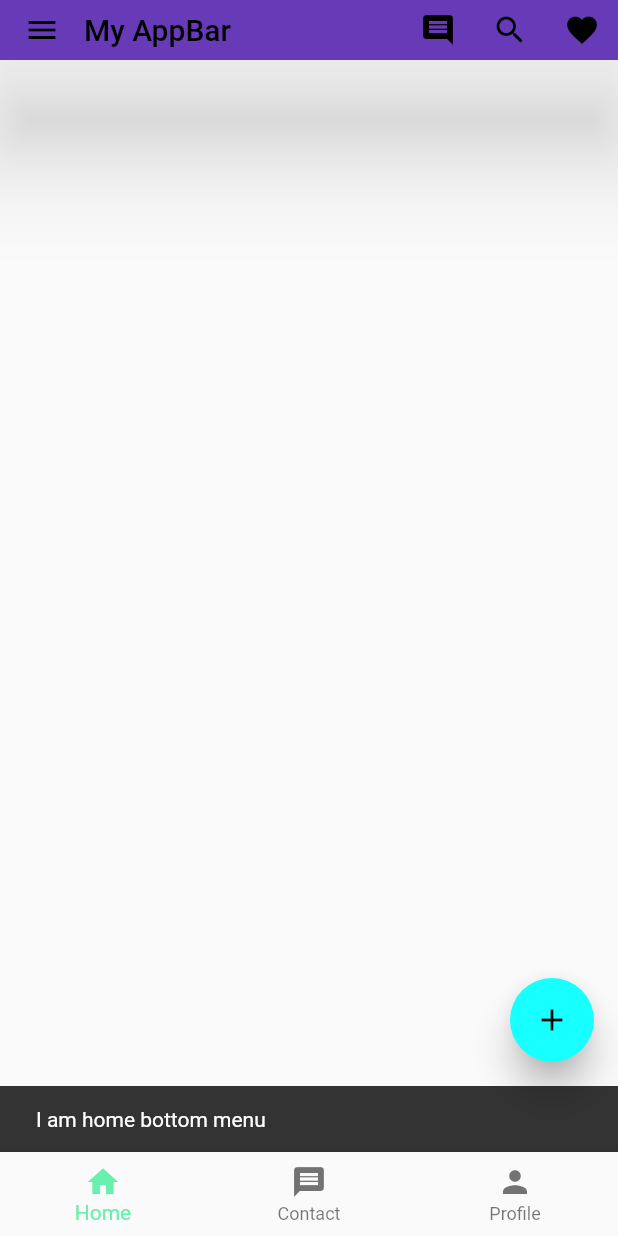
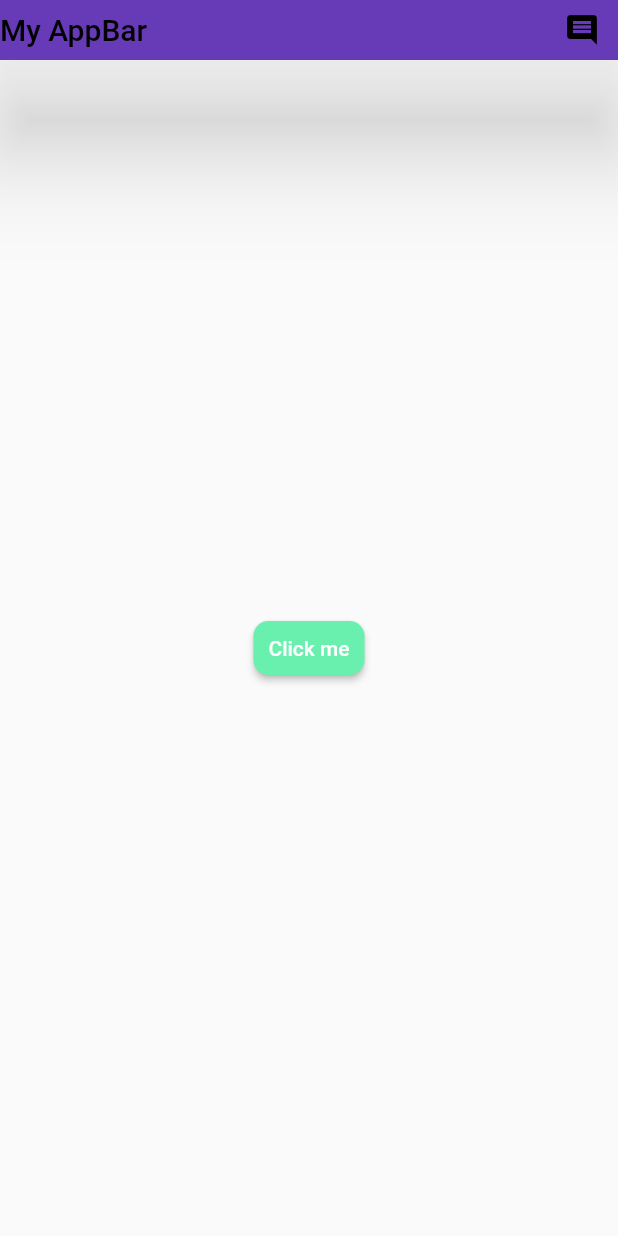
Before and after one commit to khalid063/ostad_code_practice_01, a Flutter app: the screen it shows after launch, after a tap on the "comment" icon, on a phone screen of 412 x 824 dp. Run offline on Flutter 3.47's test engine with Material 2 defaults, Android fonts, the phone set to English and light mode, and no system bars.

Commit message:
27 class done

```diff
--- a/lib/main.dart
+++ b/lib/main.dart
@@ -4,7 +4,7 @@ void main() {
   runApp(const MyApp());
 }
 
-class MyApp extends StatelessWidget{
+class MyApp extends StatelessWidget {
   const MyApp({super.key});
 
   @override
@@ -12,9 +12,15 @@ class MyApp extends StatelessWidget{
     return MaterialApp(
       debugShowCheckedModeBanner: false,
       title: 'Ostad Widget Practice',
-      theme: ThemeData(primarySwatch: Colors.amber),   /// Normal theme color
-      darkTheme: ThemeData(primarySwatch: Colors.yellow),   /// Dart theme color
-      color: Colors.lightGreen,                             /// App primary color
+      theme: ThemeData(primarySwatch: Colors.amber),
+
+      /// Normal theme color
+      darkTheme: ThemeData(primarySwatch: Colors.yellow),
+
+      /// Dart theme color
+      color: Colors.lightGreen,
+
+      /// App primary color
       debugShowMaterialGrid: false,
       home: HomeActivity(),
     );
@@ -30,10 +36,34 @@ class HomeActivity extends StatefulWidget {
 
 class _HomeActivityState extends State<HomeActivity> {
 
-
-  _mySnackBar(message, context){
+  /// Snack bar massage
+  _mySnackBar(message, context) {
     return ScaffoldMessenger.of(context).showSnackBar(
         SnackBar(content: Text(message))
+    );
+  }
+
+  /// Alert Diolog massage
+  _myAlertDiolog(context) {
+    return showDialog(
+        context: context,
+        builder: (BuildContext context){
+          return Expanded(
+              child: AlertDialog(
+                title: Text("Alart !"),
+                content: Text("Do you want to delete"),
+                actions: [
+                  TextButton(onPressed: (){
+                    _mySnackBar("Delete Succes", context);
+                    Navigator.of(context).pop();
+                  }, child: Text("Yes")),
+                  TextButton(onPressed: (){
+                    Navigator.of(context).pop();
+                  }, child: Text("No"))
+                ],
+              )
+          );
+        }
     );
   }
 
@@ -41,155 +71,40 @@ class _HomeActivityState extends State<HomeActivity> {
   /// Scaffold Start
   @override
   Widget build(BuildContext context) {
+
+    /// Button style start
+    final ButtonStyle elevButtonStyle = ElevatedButton.styleFrom(
+        padding: EdgeInsets.all(10),
+        backgroundColor: Colors.greenAccent,
+        foregroundColor: Colors.white,
+        shape: RoundedRectangleBorder(
+            borderRadius: BorderRadius.all(Radius.circular(10))
+        )
+    );
+
     return Scaffold(
       appBar: AppBar(
         title: Text('My AppBar'),
         titleSpacing: 0,
-        toolbarHeight: 40,      /// Default height 60
+        toolbarHeight: 40,
+
+        /// Default height 60
         toolbarOpacity: 0.9,
         elevation: 30,
         backgroundColor: Colors.deepPurple,
         actions: [
-          IconButton(onPressed: (){
-            _mySnackBar("Massanger is Clicked", context);
+          IconButton(onPressed: () {
+            print("button 1 is clicked");
           }, icon: Icon(Icons.comment)),
-          IconButton(onPressed: (){
-            _mySnackBar("search is Clicked", context);
-          }, icon: Icon(Icons.search)),
-          IconButton(onPressed: (){
-            _mySnackBar("favorite is Clicked", context);
-          }, icon: Icon(Icons.favorite)),
         ],
       ),
-      floatingActionButton: FloatingActionButton(
-        elevation: 10,
-        backgroundColor: Colors.cyanAccent,
-        child: Icon(Icons.add),
-        onPressed: (){
-          _mySnackBar('I am Floating Actio Button', context);
-        },
-      ),
-      bottomNavigationBar: BottomNavigationBar(
-        currentIndex: 0,    /// by this we can change active icon color,
-        /// it is depende by -> theme: ThemeData(primarySwatch: Colors.amber),  -> of Material app widget
-        selectedItemColor: Colors.greenAccent,      /// otherwise we can use this property for changeing "active icon color"
-        items: [
-          BottomNavigationBarItem(icon: Icon(Icons.home), label: "Home"),
-          BottomNavigationBarItem(icon: Icon(Icons.message), label: "Contact"),
-          BottomNavigationBarItem(icon: Icon(Icons.person), label: "Profile"),
-        ],
-        onTap: (int index){
-          if(index == 0){
-            _mySnackBar('I am home bottom menu', context);
-          }
-          if(index == 1){
-            _mySnackBar('I am contact bottom menu', context);
-          }
-          if(index == 2){
-            _mySnackBar('I am Profile bottom menu', context);
-          }
-        },
-      ),
-      drawer: Drawer(
-        child: ListView(
-          children: [
-            DrawerHeader(
-                padding: EdgeInsets.all(0),
-                child: UserAccountsDrawerHeader(
-                  decoration: BoxDecoration(
-                    color: Colors.blue,
-                  ),
-                  accountName: Text("Khalid Ahmad"),
-                  accountEmail: Text("khalid@gmail.com"),
-                  currentAccountPicture: Image.network("https://www.seiu1000.org/sites/main/files/main-images/camera_lense_0.jpeg"),
-                  onDetailsPressed: (){
-                    print("Drawer Header is Pressed");
-                  },
-                )
-            ),
-            ListTile(
-              leading: Icon(Icons.home_outlined),
-              title: Text('Home 1'),
-              onTap: (){
-                print("Home 1 is Clicked");
-                ///Navigator.push(context, MaterialPageRoute(builder: (context) => HomeScreen2()));               /// for changing Activity
-                /// Navigator.pushReplacement(context, MaterialPageRoute(builder: (context) => WhyChoiceUs()));		/// for active back exit button
-              },
-            ),
-            ListTile(
-              leading: Icon(Icons.home),
-              title: Text('Home 2'),
-              onTap: (){
-                print("Home 2 is Clicked");
-              },
-            ),
-            ListTile(
-              leading: Icon(Icons.home_repair_service_outlined),
-              title: Text('Home 3'),
-              onTap: (){
-                print("Home 3 is Clicked");
-              },
-            ),
-            ListTile(
-              leading: Icon(Icons.holiday_village_rounded),
-              title: Text('Home 4'),
-              onTap: (){
-                print("Home 4 is Clicked");
-              },
-            ),
-          ],
-        ),
-      ),
-      endDrawer: Drawer(
-        child: ListView(
-          children: [
-            DrawerHeader(
-                padding: EdgeInsets.all(0),
-                child: UserAccountsDrawerHeader(
-                  decoration: BoxDecoration(
-                    color: Colors.blue,
-                  ),
-                  accountName: Text("Khalid Ahmad"),
-                  accountEmail: Text("khalid@gmail.com"),
-                  currentAccountPicture: Image.network("https://www.seiu1000.org/sites/main/files/main-images/camera_lense_0.jpeg"),
-                  onDetailsPressed: (){
-                    print("Drawer Header is Pressed");
-                  },
-                )
-            ),
-            ListTile(
-              leading: Icon(Icons.home_outlined),
-              title: Text('Home 1'),
-              onTap: (){
-                print("Home 1 is Clicked");
-                ///Navigator.push(context, MaterialPageRoute(builder: (context) => HomeScreen2()));               /// for changing Activity
-                /// Navigator.pushReplacement(context, MaterialPageRoute(builder: (context) => WhyChoiceUs()));		/// for active back exit button
-              },
-            ),
-            ListTile(
-              leading: Icon(Icons.home),
-              title: Text('Home 2'),
-              onTap: (){
-                print("Home 2 is Clicked");
-              },
-            ),
-            ListTile(
-              leading: Icon(Icons.home_repair_service_outlined),
-              title: Text('Home 3'),
-              onTap: (){
-                print("Home 3 is Clicked");
-              },
-            ),
-            ListTile(
-              leading: Icon(Icons.holiday_village_rounded),
-              title: Text('Home 4'),
-              onTap: (){
-                print("Home 4 is Clicked");
-              },
-            ),
-          ],
-        ),
+      body: Center(
+        child: ElevatedButton(onPressed: () {
+          _myAlertDiolog(context);
+        }, child: Text("Click me"), style: elevButtonStyle),
       ),
     );
+
+    /// Scaffold End
   }
 }
```
